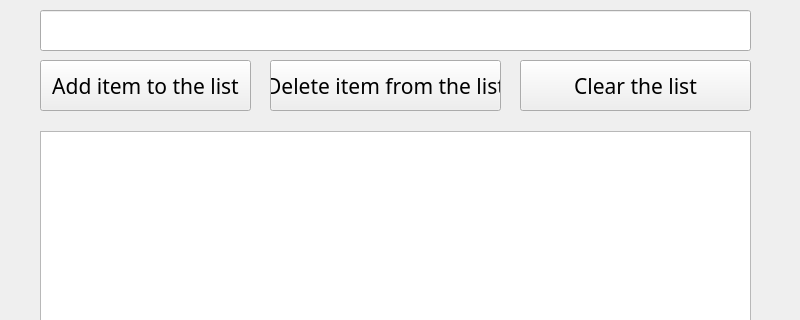
Before: the Qt Designer form app_ui_origin.ui in Chouaib95/To-Do-List-by-PyQt5, drawn with Qt 5; both pictures show x 0 to 800 and y 0 to 320 of the 800 by 600 pixel window.
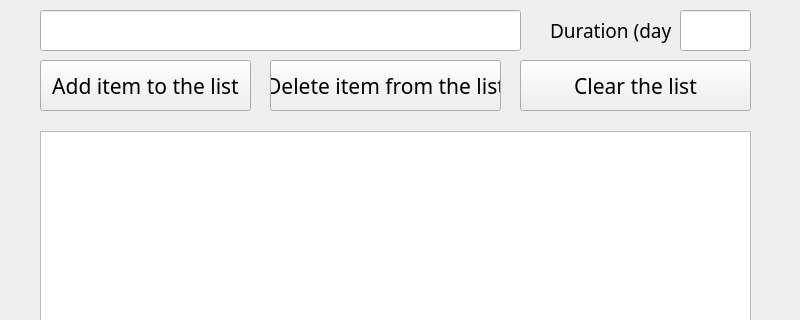
After: the same form once the commit is applied.

Commit message: Ajout du checkbox et temps restant

Diff of the .ui file:
```diff
--- a/app_ui_origin.ui
+++ b/app_ui_origin.ui
@@ -98,7 +98,7 @@
      <rect>
       <x>40</x>
       <y>10</y>
-      <width>711</width>
+      <width>481</width>
       <height>41</height>
      </rect>
     </property>
@@ -109,6 +109,41 @@
      </font>
     </property>
    </widget>
+   <widget class="QLineEdit" name="duration_lineEdit">
+    <property name="geometry">
+     <rect>
+      <x>680</x>
+      <y>10</y>
+      <width>71</width>
+      <height>41</height>
+     </rect>
+    </property>
+    <property name="font">
+     <font>
+      <family>Chiller</family>
+      <pointsize>14</pointsize>
+     </font>
+    </property>
+   </widget>
+   <widget class="QLabel" name="duration_label">
+    <property name="geometry">
+     <rect>
+      <x>550</x>
+      <y>10</y>
+      <width>121</width>
+      <height>41</height>
+     </rect>
+    </property>
+    <property name="font">
+     <font>
+      <family>Chiller</family>
+      <pointsize>14</pointsize>
+     </font>
+    </property>
+    <property name="text">
+     <string>Duration (days)</string>
+    </property>
+   </widget>
   </widget>
   <widget class="QMenuBar" name="menubar">
    <property name="geometry">
```
The commit also changes 2 other files.
